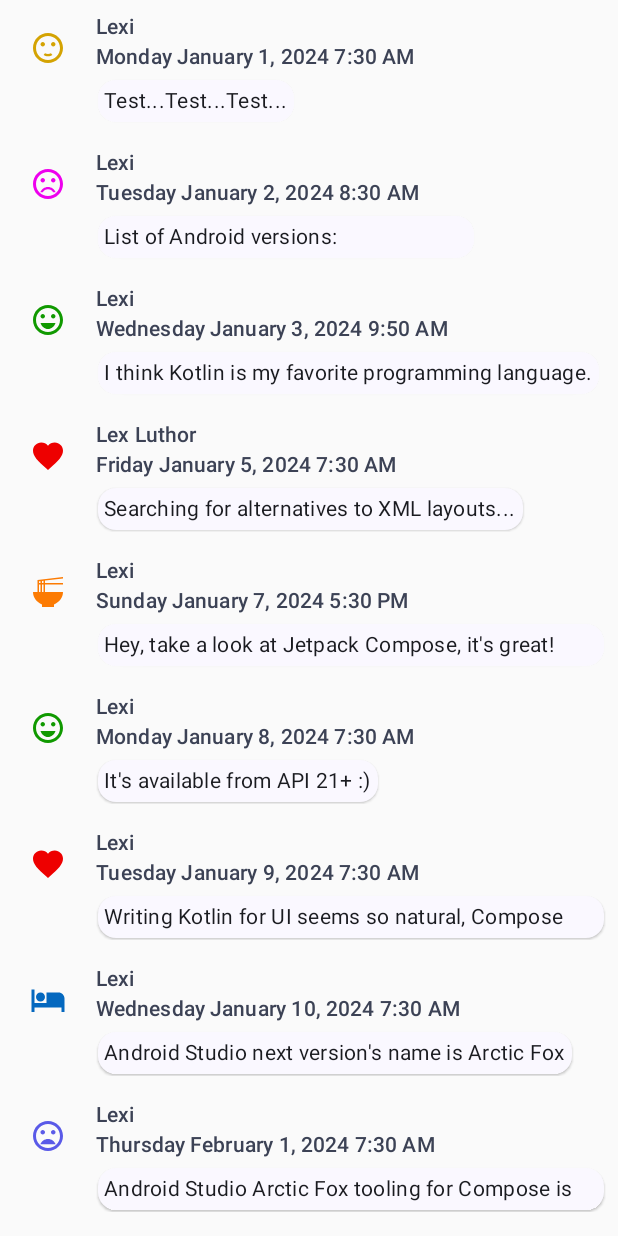
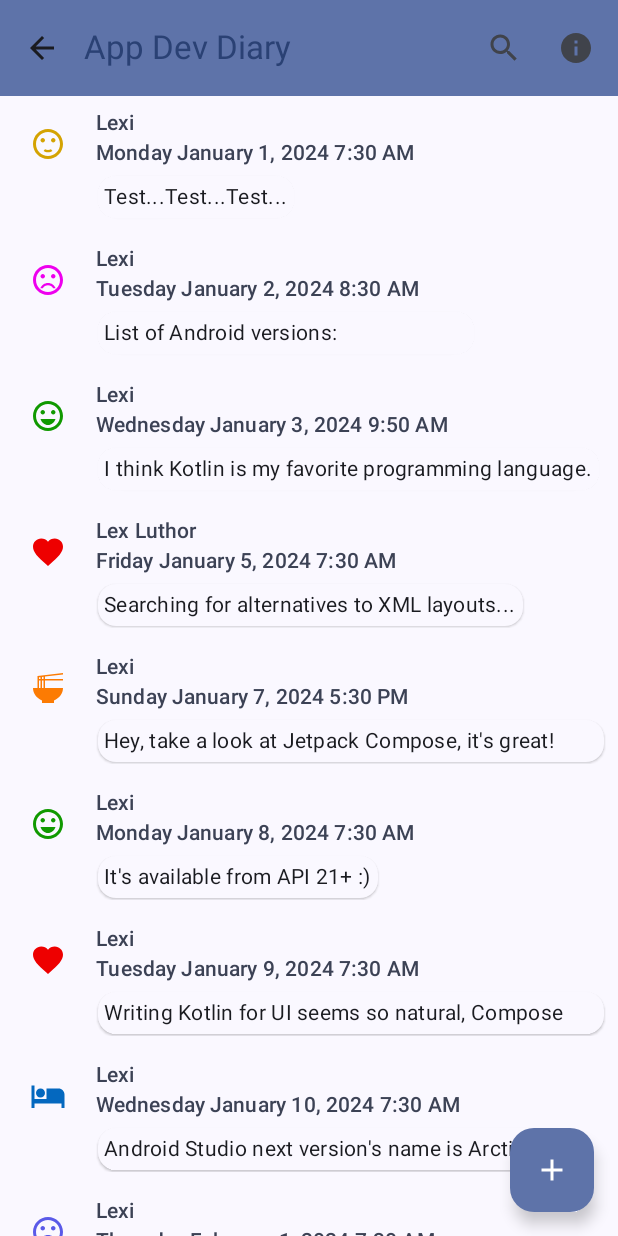
Before and after one commit to Leihlouch/HCI-AppDev_Project, an Android app built with Jetpack Compose: the screen it shows after launch (MainActivity), on a phone screen of 412 x 824 dp. Run offline under Robolectric (Android 15) with nearby library versions, the phone set to English and light mode, and no system bars.

Commit message:
Initial demo of navigation/routing for MainScreen.kt and AboutScreen.kt and also the TopAppBar

```diff
--- a/app/build.gradle.kts
+++ b/app/build.gradle.kts
@@ -50,6 +50,7 @@ dependencies {
     implementation(libs.androidx.ui.tooling.preview)
     implementation(libs.androidx.material3)
     implementation(libs.androidx.material.icons.extended)
+    implementation(libs.androidx.navigation.compose)
     testImplementation(libs.junit)
     androidTestImplementation(libs.androidx.junit)
     androidTestImplementation(libs.androidx.espresso.core)
--- a/app/src/main/java/ph/edu/cksc/college/appdev/appdev2025/MainActivity.kt
+++ b/app/src/main/java/ph/edu/cksc/college/appdev/appdev2025/MainActivity.kt
@@ -39,9 +39,14 @@ import androidx.compose.ui.draw.clip
 import androidx.compose.ui.res.painterResource
 import androidx.compose.ui.tooling.preview.Preview
 import androidx.compose.ui.unit.dp
+import androidx.navigation.compose.NavHost
+import androidx.navigation.compose.composable
+import androidx.navigation.compose.rememberNavController
 import ph.edu.cksc.college.appdev.appdev2025.data.DiaryEntry
 import ph.edu.cksc.college.appdev.appdev2025.data.SampleDiaryEntries
 import ph.edu.cksc.college.appdev.appdev2025.data.moodList
+import ph.edu.cksc.college.appdev.appdev2025.screens.AboutScreen
+import ph.edu.cksc.college.appdev.appdev2025.screens.MainScreen
 import ph.edu.cksc.college.appdev.appdev2025.ui.theme.AppDev2025Theme
 import java.time.LocalDateTime
 import java.time.format.DateTimeFormatter
@@ -52,108 +57,19 @@ class MainActivity : ComponentActivity() {
         enableEdgeToEdge()
         setContent {
             AppDev2025Theme {
-                DiaryList(SampleDiaryEntries.entries)
+                // Simple Navigation patterned after
+                // https://saurabhjadhavblogs.com/ultimate-guide-to-jetpack-compose-navigation
+                AppNavigation()
             }
         }
     }
-}
 
-@Composable
-fun DiaryList(messages: MutableList<DiaryEntry>) {
-    LazyColumn {
-        items(messages) { message ->
-            DiaryEntryCard(message)
+    @Composable
+    fun AppNavigation() {
+        val navController = rememberNavController()
+        NavHost(navController = navController, startDestination = "main") {
+            composable("main") { MainScreen(navController) }
+            composable("about") { AboutScreen(navController) }
         }
     }
 }
-
-@Preview
-@Composable
-fun PreviewDiaryList() {
-    AppDev2025Theme {
-        DiaryList(SampleDiaryEntries.entries)
-    }
-}
-
-@Composable
-fun DiaryEntryCard(entry: DiaryEntry) {
-    Row(modifier = Modifier.padding(all = 8.dp)) {
-        IconButton(onClick = {
-            //navController.navigate("$DIARY_ENTRY_SCREEN/${entry.id}")
-        }) {
-            Icon(
-                imageVector = moodList[entry.mood].icon,
-                tint = moodList[entry.mood].color,
-                contentDescription = "About"
-            )
-        }
-        Spacer(modifier = Modifier.width(8.dp))
-
-        // We keep track if the message is expanded or not in this
-        // variable
-        var isExpanded by remember { mutableStateOf(false) }
-        // surfaceColor will be updated gradually from one color to the other
-        val surfaceColor by animateColorAsState(
-            if (isExpanded) MaterialTheme.colorScheme.primary else MaterialTheme.colorScheme.surface,
-        )
-
-        val formatter = DateTimeFormatter.ofPattern("EEEE MMMM d, yyyy h:mm a")
-        val date = LocalDateTime.parse(entry.dateTime)
-
-        // We toggle the isExpanded variable when we click on this Column
-        Column(modifier = Modifier.clickable { isExpanded = !isExpanded }) {
-            Text(
-                text = entry.title,
-                color = MaterialTheme.colorScheme.secondary,
-                style = MaterialTheme.typography.titleSmall
-            )
-            Text(
-                text = formatter.format(date),
-                color = MaterialTheme.colorScheme.secondary,
-                style = MaterialTheme.typography.titleSmall
-            )
-
-            Spacer(modifier = Modifier.height(4.dp))
-
-            Surface(
-                shape = MaterialTheme.shapes.medium,
-                shadowElevation = 1.dp,
-                // surfaceColor color will be changing gradually from primary to surface
-                color = surfaceColor,
-                // animateContentSize will change the Surface size gradually
-                modifier = Modifier.animateContentSize().padding(1.dp)
-            ) {
-                Text(
-                    text = entry.content,
-                    modifier = Modifier.padding(all = 4.dp),
-                    // If the message is expanded, we display all its content
-                    // otherwise we only display the first line
-                    maxLines = if (isExpanded) Int.MAX_VALUE else 1,
-                    style = MaterialTheme.typography.bodyMedium
-                )
-            }
-        }
-    }
-}
-
-@Preview(name = "Light Mode", showBackground = true)
-@Preview(
-    uiMode = Configuration.UI_MODE_NIGHT_YES,
-    showBackground = true,
-    name = "Dark Mode"
-)
-@Composable
-fun PreviewDiaryEntryCard() {
-    AppDev2025Theme {
-        Surface(modifier = Modifier.fillMaxSize()) {
-            DiaryEntryCard(
-                entry = DiaryEntry(
-                    "1", 0,
-                    "Lexi",
-                    "Test...Test...Test...",
-                    LocalDateTime.of(2024, 1, 1, 7, 30).toString()
-                )
-            )
-        }
-    }
-}
--- a/app/src/main/java/ph/edu/cksc/college/appdev/appdev2025/data/DiaryEntry.kt
+++ b/app/src/main/java/ph/edu/cksc/college/appdev/appdev2025/data/DiaryEntry.kt
@@ -16,6 +16,8 @@ import androidx.compose.material.icons.filled.SentimentVerySatisfied
 import androidx.compose.ui.graphics.Color
 import androidx.compose.ui.graphics.vector.ImageVector
 import java.time.LocalDateTime
+
+
 
 data class DiaryEntry(
     val id: String = "",
--- /dev/null
+++ b/app/src/main/java/ph/edu/cksc/college/appdev/appdev2025/screens/MainScreen.kt
@@ -0,0 +1,245 @@
+package ph.edu.cksc.college.appdev.appdev2025.screens
+
+import android.app.Activity
+import android.content.res.Configuration
+import androidx.compose.animation.animateColorAsState
+import androidx.compose.animation.animateContentSize
+import androidx.compose.foundation.clickable
+import androidx.compose.foundation.layout.Box
+import androidx.compose.foundation.layout.Column
+import androidx.compose.foundation.layout.PaddingValues
+import androidx.compose.foundation.layout.Row
+import androidx.compose.foundation.layout.Spacer
+import androidx.compose.foundation.layout.fillMaxSize
+import androidx.compose.foundation.layout.height
+import androidx.compose.foundation.layout.padding
+import androidx.compose.foundation.layout.width
+import androidx.compose.foundation.lazy.LazyColumn
+import androidx.compose.foundation.lazy.items
+import androidx.compose.material.icons.Icons
+import androidx.compose.material3.FloatingActionButton
+import androidx.compose.material3.Icon
+import androidx.compose.material3.IconButton
+import androidx.compose.material3.MaterialTheme
+import androidx.compose.material3.Scaffold
+import androidx.compose.material3.Surface
+import androidx.compose.material3.Text
+import androidx.compose.material3.TopAppBar
+import androidx.compose.material3.TopAppBarDefaults
+import androidx.compose.runtime.Composable
+import androidx.compose.runtime.State
+import androidx.compose.runtime.getValue
+import androidx.compose.runtime.mutableStateOf
+import androidx.compose.runtime.remember
+import androidx.compose.runtime.setValue
+import androidx.compose.ui.Modifier
+import androidx.compose.ui.platform.LocalContext
+import androidx.compose.ui.tooling.preview.Preview
+import androidx.compose.ui.unit.dp
+import androidx.navigation.NavHostController
+import androidx.navigation.compose.rememberNavController
+import ph.edu.cksc.college.appdev.appdev2025.data.DiaryEntry
+import ph.edu.cksc.college.appdev.appdev2025.data.SampleDiaryEntries
+import ph.edu.cksc.college.appdev.appdev2025.data.moodList
+import ph.edu.cksc.college.appdev.appdev2025.ui.theme.AppDev2025Theme
+import java.time.LocalDateTime
+import java.time.format.DateTimeFormatter
+import androidx.compose.material.icons.automirrored.filled.ArrowBack
+import androidx.compose.material.icons.filled.Add
+import androidx.compose.material.icons.filled.Info
+import androidx.compose.material.icons.filled.Search
+import androidx.compose.material3.ExperimentalMaterial3Api
+
+@OptIn(ExperimentalMaterial3Api::class)
+@Composable
+fun MainScreen(navController: NavHostController) {
+    val context = LocalContext.current
+    var searchQuery by remember { mutableStateOf("") }
+    val dataList = SampleDiaryEntries.entries   //viewModel.filterText(searchQuery).collectAsState(initial = emptyList())
+
+    var isSearchExpanded by remember { mutableStateOf(false) }
+
+    Scaffold(
+        topBar = {
+            Column {
+                TopAppBar(
+                    colors = TopAppBarDefaults.topAppBarColors(
+                        containerColor = MaterialTheme.colorScheme.primaryContainer,
+                        titleContentColor = MaterialTheme.colorScheme.primary,
+                    ),
+                    title = {
+                        Text("App Dev Diary")
+                    },
+                    navigationIcon = {
+                        IconButton(onClick = {
+                            (context as Activity).finish()
+                        }) {
+                            Icon(
+                                imageVector = Icons.AutoMirrored.Filled.ArrowBack,
+                                contentDescription = "Back"
+                            )
+                        }
+                    },
+                    actions = {
+                        IconButton(onClick = {
+                            isSearchExpanded = !isSearchExpanded
+                        }) {
+                            Icon(
+                                imageVector = Icons.Filled.Search,
+                                contentDescription = "Search",
+                            )
+                        }
+                        IconButton(onClick = {
+                            navController.navigate("about")
+                        }) {
+                            Icon(
+                                imageVector = Icons.Filled.Info,
+                                contentDescription = "About"
+                            )
+                        }
+                    },
+                )
+                if (isSearchExpanded) {
+                    /*SearchBar(
+                        query = searchQuery,
+                        onQueryChange = { query -> searchQuery = query },
+                        onSearch = { },
+                        active = false,
+                        onActiveChange = { },
+                        modifier = Modifier.fillMaxWidth()
+                    ) {
+                    }*/
+                }
+            }
+        },
+        floatingActionButton = {
+            FloatingActionButton(onClick = {
+                navController.navigate("diaryentry/-1")
+            }) {
+                Icon(Icons.Filled.Add,"")
+            }
+        }
+    ) { innerPadding ->
+        MainScrollContent(dataList, innerPadding, navController)
+    }
+}
+
+@Composable
+fun MainScrollContent(
+    dataList: MutableList<DiaryEntry>,
+    innerPadding: PaddingValues,
+    navController: NavHostController
+) {
+    Box(
+        modifier = Modifier.padding(innerPadding)
+    ) {
+        LazyColumn {
+            items(dataList) { item ->
+                DiaryEntryCard(item, navController)
+            }
+        }
+    }
+}
+
+@Composable
+fun DiaryList(messages: MutableList<DiaryEntry>) {
+    val navController = rememberNavController()
+    LazyColumn {
+        items(messages) { message ->
+            DiaryEntryCard(message, navController)
+        }
+    }
+}
+
+@Preview
+@Composable
+fun PreviewDiaryList() {
+    AppDev2025Theme {
+        DiaryList(SampleDiaryEntries.entries)
+    }
+}
+
+@Composable
+fun DiaryEntryCard(entry: DiaryEntry, navController: NavHostController) {
+    Row(modifier = Modifier.padding(all = 8.dp)) {
+        IconButton(onClick = {
+            //navController.navigate("$DIARY_ENTRY_SCREEN/${entry.id}")
+        }) {
+            Icon(
+                imageVector = moodList[entry.mood].icon,
+                tint = moodList[entry.mood].color,
+                contentDescription = "About"
+            )
+        }
+        Spacer(modifier = Modifier.width(8.dp))
+
+        // We keep track if the message is expanded or not in this
+        // variable
+        var isExpanded by remember { mutableStateOf(false) }
+        // surfaceColor will be updated gradually from one color to the other
+        val surfaceColor by animateColorAsState(
+            if (isExpanded) MaterialTheme.colorScheme.primary else MaterialTheme.colorScheme.surface,
+        )
+
+        val formatter = DateTimeFormatter.ofPattern("EEEE MMMM d, yyyy h:mm a")
+        val date = LocalDateTime.parse(entry.dateTime)
+
+        // We toggle the isExpanded variable when we click on this Column
+        Column(modifier = Modifier.clickable { isExpanded = !isExpanded }) {
+            Text(
+                text = entry.title,
+                color = MaterialTheme.colorScheme.secondary,
+                style = MaterialTheme.typography.titleSmall
+            )
+            Text(
+                text = formatter.format(date),
+                color = MaterialTheme.colorScheme.secondary,
+                style = MaterialTheme.typography.titleSmall
+            )
+
+            Spacer(modifier = Modifier.height(4.dp))
+
+            Surface(
+                shape = MaterialTheme.shapes.medium,
+                shadowElevation = 1.dp,
+                // surfaceColor color will be changing gradually from primary to surface
+                color = surfaceColor,
+                // animateContentSize will change the Surface size gradually
+                modifier = Modifier.animateContentSize().padding(1.dp)
+            ) {
+                Text(
+                    text = entry.content,
+                    modifier = Modifier.padding(all = 4.dp),
+                    // If the message is expanded, we display all its content
+                    // otherwise we only display the first line
+                    maxLines = if (isExpanded) Int.MAX_VALUE else 1,
+                    style = MaterialTheme.typography.bodyMedium
+                )
+            }
+        }
+    }
+}
+
+@Preview(name = "Light Mode", showBackground = true)
+@Preview(
+    uiMode = Configuration.UI_MODE_NIGHT_YES,
+    showBackground = true,
+    name = "Dark Mode"
+)
+@Composable
+fun PreviewDiaryEntryCard() {
+    val navController = rememberNavController()
+    AppDev2025Theme {
+        Surface(modifier = Modifier.fillMaxSize()) {
+            DiaryEntryCard(
+                entry = DiaryEntry(
+                    "1", 0,
+                    "Lexi",
+                    "Test...Test...Test...",
+                    LocalDateTime.of(2024, 1, 1, 7, 30).toString()
+                ),
+                navController
+            )
+        }
+    }
+}
--- a/gradle/libs.versions.toml
+++ b/gradle/libs.versions.toml
@@ -8,10 +8,12 @@ espressoCore = "3.6.1"
 lifecycleRuntimeKtx = "2.8.7"
 activityCompose = "1.10.0"
 composeBom = "2024.04.01"
+navigationCompose = "2.8.7"
 
 [libraries]
 androidx-core-ktx = { group = "androidx.core", name = "core-ktx", version.ref = "coreKtx" }
 androidx-material-icons-extended = { module = "androidx.compose.material:material-icons-extended" }
+androidx-navigation-compose = { module = "androidx.navigation:navigation-compose", version.ref = "navigationCompose" }
 junit = { group = "junit", name = "junit", version.ref = "junit" }
 androidx-junit = { group = "androidx.test.ext", name = "junit", version.ref = "junitVersion" }
 androidx-espresso-core = { group = "androidx.test.espresso", name = "espresso-core", version.ref = "espressoCore" }
```
Also changed, not shown: app/src/main/java/ph/edu/cksc/college/appdev/appdev2025/AppRoutes.kt (added, +14 -0 lines), app/src/main/java/ph/edu/cksc/college/appdev/appdev2025/screens/AboutScreen.kt (added, +82 -0 lines), app/src/main/assets/OIP.jpg (added), 2 other files.
